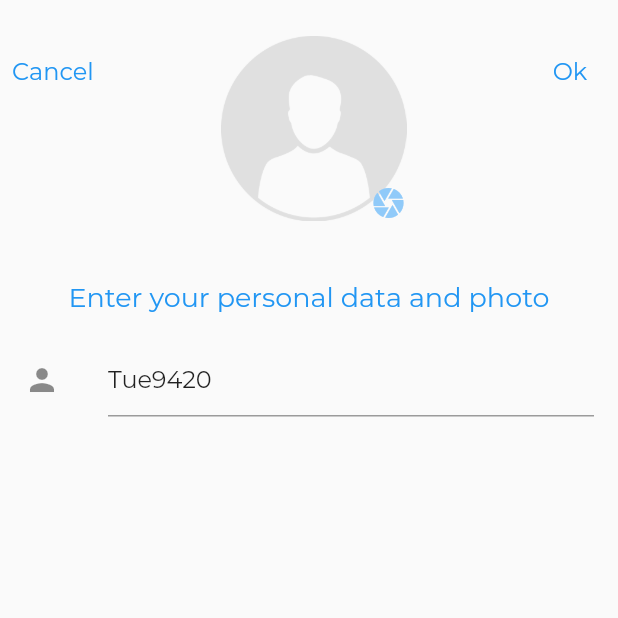
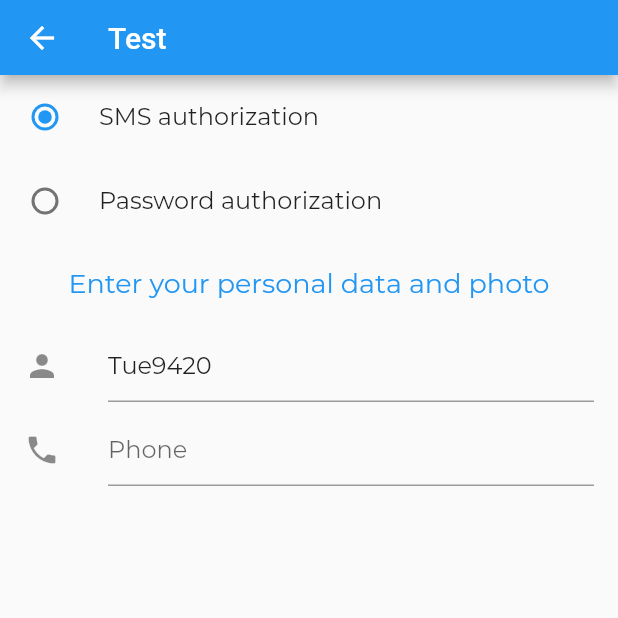
Before and after one commit to anvmru/snt_berd, a Flutter app: the screen it shows after launch, in the side drawer, after a tap on the "person add" icon, on a phone screen of 412 x 824 dp, the top half of it. Run offline on Flutter 3.47's test engine with Material 2 defaults, Android fonts, the phone set to English and light mode, and no system bars; our stand-ins replace adaptive_theme, firebase_auth, fluttertoast; accounts and stored records are empty; statements that could not run were skipped.

Commit message:
Промежуточный результат декомgозиции LoginPage

```diff
--- a/lib/l10n/intl_en.arb
+++ b/lib/l10n/intl_en.arb
@@ -20,5 +20,9 @@
   "btn_ok" : "OK",
   "title_pers_data" : "Enter your personal data and photo",
   "valid_name" : "Please enter your name",
-  "sign_google" : "Sign In with Google"
+  "valid_phone" : "Please enter your phone number",
+  "valid_phonev" : "Please enter a valid phone number",
+  "sign_google" : "Sign In with Google",
+  "login_mode_sms" : "SMS authorization",
+  "login_mode_psw" : "Password authorization"
 }
--- a/lib/l10n/intl_ru.arb
+++ b/lib/l10n/intl_ru.arb
@@ -20,5 +20,9 @@
   "btn_ok" : "OK",
   "title_pers_data" : "Введите ваши персональные данные и фотографию",
   "valid_name" : "Пожалуйста, введите Ваше имя",
-  "sign_google" : "Войти через Google"
+  "valid_phone" : "Пожалуйста, введите номер телефона",
+  "valid_phonev" : "Пожалуйста, введите правильный номер телефона",
+  "sign_google" : "Войти через Google",
+  "login_mode_sms" : "SMS авторизация",
+  "login_mode_psw" : "Авторизация с паролем"
 }
--- a/lib/presentation/login_page.dart
+++ b/lib/presentation/login_page.dart
@@ -10,6 +10,7 @@ import '../providers/upload_provider.dart';
 import '../providers/user_provider.dart';
 import '../utils/const.dart';
 
+typedef VoidCallback = void Function(BuildContext);
 // Model
 /*
 Данные и бизнес-логика
@@ -43,11 +44,18 @@ class LoginModel {
       photoURL = _userProvider.auser.photoURL;
     }
   }
+
   void loadPhoto(BuildContext context) async {
     _uploadProvider.setToLoading();
     try {} catch (e) {}
     _uploadProvider.setToIdle();
   }
+
+  void login() {}
+
+  void logout() {}
+
+  void update() {}
 }
 
 // Controller
@@ -66,6 +74,12 @@ class LoginController {
     return ((value.length == 0) ? gLocale.valid_name : null);
   }
 
+  String validatePhone(String value) {
+    const String pattern = r'^(\s*)?(\+)?([- _():=+]?\d[- _():=+]?){10,14}(\s*)?$';
+    RegExp regExp = new RegExp(pattern);
+    return !regExp.hasMatch(value) ? gLocale.valid_phonev : (value.length == 0 ? gLocale.valid_phone : null);
+  }
+
   void saveButton(BuildContext context) async {
     Navigator.pop(context);
   }
@@ -75,6 +89,7 @@ class LoginController {
   }
 
   void loadPhoto(BuildContext context) async => await _lm.loadPhoto(context);
+  void changeLoginMode(LoginMode mode) {}
 }
 
 // View
@@ -91,29 +106,60 @@ class _LoginPageState extends State<LoginPage> {
   final TextEditingController tecPsw = TextEditingController();
 
   TextStyle titleStyle;
-  LoginController lc;
-  LoginModel lm;
+  LoginController _lc;
+  LoginModel _lm;
 
   @override
   void didChangeDependencies() {
-    lm = LoginModel(context);
-    lc = LoginController(lm);
-    tecName.text = lm.displayName;
-    tecPhone.text = lm.phone;
+    _lm = LoginModel(context);
+    _lc = LoginController(_lm);
+    tecName.text = _lm.displayName;
+    tecPhone.text = _lm.phone;
     titleStyle = TextStyle(
       fontSize: 18,
       color: Theme.of(context).indicatorColor,
     );
   }
 
+  void changeLoginMode(LoginMode mode) {
+    _lc?.changeLoginMode(mode);
+    setState(() {
+      _lm.loginMode = mode;
+    });
+  }
+  void save(BuildContext context) {
+    if (_formKey.currentState.validate()) {
+      _lc.saveButton(context);
+    }
+  }
+
   @override
   Widget build(BuildContext context) {
     return Scaffold(
+        appBar: LoginAppBar(
+          photoURL: _lm.photoURL,
+          cancelFn: _lc.cancelButton(context),
+          //okFn: save(context),
+          // loadFn: _lc.loadPhoto(context),
+        ),
         body: Form(
             key: _formKey,
             child: ListView(children: <Widget>[
-              prifileAppBar(context, lm.photoURL),
-
+              // Authorization mode
+              RadioListTile<LoginMode>(
+                title: Text(gLocale.login_mode_sms),
+                value: LoginMode.bySms,
+                groupValue: _lm.loginMode,
+                onChanged: (LoginMode mode) => changeLoginMode(mode),
+                contentPadding: EdgeInsets.only(left: 10, top: 0, bottom: 0),
+              ),
+              RadioListTile<LoginMode>(
+                title: Text(gLocale.login_mode_psw),
+                value: LoginMode.byPassword,
+                groupValue: _lm.loginMode,
+                onChanged: (LoginMode mode) => changeLoginMode(mode),
+                contentPadding: EdgeInsets.only(left: 10, top: 0, bottom: 0),
+              ),
               // Profile title
               Padding(
                   padding: EdgeInsets.all(16),
@@ -122,24 +168,52 @@ class _LoginPageState extends State<LoginPage> {
                     textAlign: TextAlign.center,
                     style: titleStyle,
                   )),
-
               // Field name
               ListTile(
                 leading: const Icon(Icons.person),
-                title: new TextFormField(
+                title: TextFormField(
                   controller: tecName,
-                  decoration: new InputDecoration(
-                    hintText: gLocale.person_name,
-                  ),
-                  validator: (value) {
-                    return lc.validateName(value);
-                  },
+                  decoration: new InputDecoration(hintText: gLocale.person_name),
+                  validator: (value) => _lc.validateName(value),
+                ),
+              ),
+              // Field name
+              ListTile(
+                leading: const Icon(Icons.phone),
+                title: TextFormField(
+                  controller: tecPhone,
+                  decoration: new InputDecoration(hintText: gLocale.person_phone),
+                  validator: (value) => _lc.validatePhone(value),
                 ),
               ),
             ])));
   }
 
-  Widget prifileAppBar(BuildContext context, String photoURL) {
+  @override
+  void dispose() {
+    tecName.dispose();
+    tecPhone.dispose();
+    tecPsw.dispose();
+
+    super.dispose();
+  }
+}
+
+class LoginAppBar extends StatelessWidget with PreferredSizeWidget {
+  final String photoURL;
+  final VoidCallback cancelFn;
+  final VoidCallback okFn;
+  final VoidCallback loadFn;
+
+  @override
+  final Size preferredSize;
+
+  const LoginAppBar({Key key,
+     this.photoURL, this.cancelFn, this.okFn, this.loadFn
+  }) : preferredSize = const Size.fromHeight(50.0), super(key: key);
+
+  @override
+  Widget build(BuildContext context) {
     TextStyle btnTextStyle = TextStyle(
       fontSize: 16.0,
       fontWeight: FontWeight.w400,
@@ -147,48 +221,39 @@ class _LoginPageState extends State<LoginPage> {
     );
     var sizeApp = MediaQuery.of(context).size;
 
-    return Container(
-      padding: EdgeInsets.symmetric(vertical: 24),
-      child: Row(crossAxisAlignment: CrossAxisAlignment.start, children: [
-        TextButton(
-          onPressed: () => lc.cancelButton(context),
-          child: Text(gLocale.btn_cancel, style: btnTextStyle),
-        ),
-        SizedBox(width: sizeApp.width * 0.02),
-        Expanded(
-            child: Center(
-                child: GestureDetector(
-                    onTap: () => lm.loadPhoto(context),
-                    child: Container(
-                        constraints: BoxConstraints(maxHeight: sizeApp.width * 0.3, maxWidth: sizeApp.width * 0.3),
-                        child: Stack(alignment: Alignment.bottomRight, children: <Widget>[
-                          (photoURL == null)
-                              ? Image.asset('assets/blah.png',
-                                  color: Theme.of(context).buttonColor, fit: BoxFit.fitHeight)
-                              : CachedImage(photoURL, isRound: true, radius: sizeApp.width * 0.3),
-                          // Container(child:
-                          Icon(
-                            Icons.camera,
-                            color: Theme.of(context).backgroundColor,
-                          ),
-                        ]))))),
-        SizedBox(width: sizeApp.width * 0.02),
-        TextButton(
-          onPressed: () {
-            if (_formKey.currentState.validate()) {
-              lc.saveButton(context);
-            }
-          },
-          child: Text(gLocale.btn_save, style: btnTextStyle),
-        ),
-      ]),
+    return AppBar(
+//      padding: EdgeInsets.symmetric(vertical: 24),
+      title: Text("Test")
+      // Row(crossAxisAlignment: CrossAxisAlignment.start, children: [
+      //   TextButton(
+      //     onPressed: () => cancelFn(),
+      //     child: Text(gLocale.btn_cancel, style: btnTextStyle),
+      //   ),
+      //   SizedBox(width: sizeApp.width * 0.02),
+      //   Expanded(
+      //       child: Center(
+      //           child: GestureDetector(
+      //               onTap: () => loadFn(),
+      //               child: Container(
+      //                   constraints: BoxConstraints(maxHeight: sizeApp.width * 0.3, maxWidth: sizeApp.width * 0.3),
+      //                   child: Stack(alignment: Alignment.bottomRight, children: <Widget>[
+      //                     (photoURL == null)
+      //                         ? Image.asset('assets/blah.png',
+      //                             color: Theme.of(context).buttonColor, fit: BoxFit.fitHeight)
+      //                         : CachedImage(photoURL, isRound: true, radius: sizeApp.width * 0.3),
+      //                     // Container(child:
+      //                     Icon(
+      //                       Icons.camera,
+      //                       color: Theme.of(context).backgroundColor,
+      //                     ),
+      //                   ]))))),
+      //   SizedBox(width: sizeApp.width * 0.02),
+      //   TextButton(
+      //     onPressed: () => okFn(),
+      //     child: Text(gLocale.btn_save, style: btnTextStyle),
+      //   ),
+      // ]),
     );
   }
 
-  @override
-  void dispose() {
-    tecName.dispose();
-    tecPhone.dispose();
-    tecPsw.dispose();
-  }
 }
```
Also changed, not shown: lib/generated/intl/messages_en.dart, lib/generated/intl/messages_ru.dart, lib/generated/l10n.dart.
